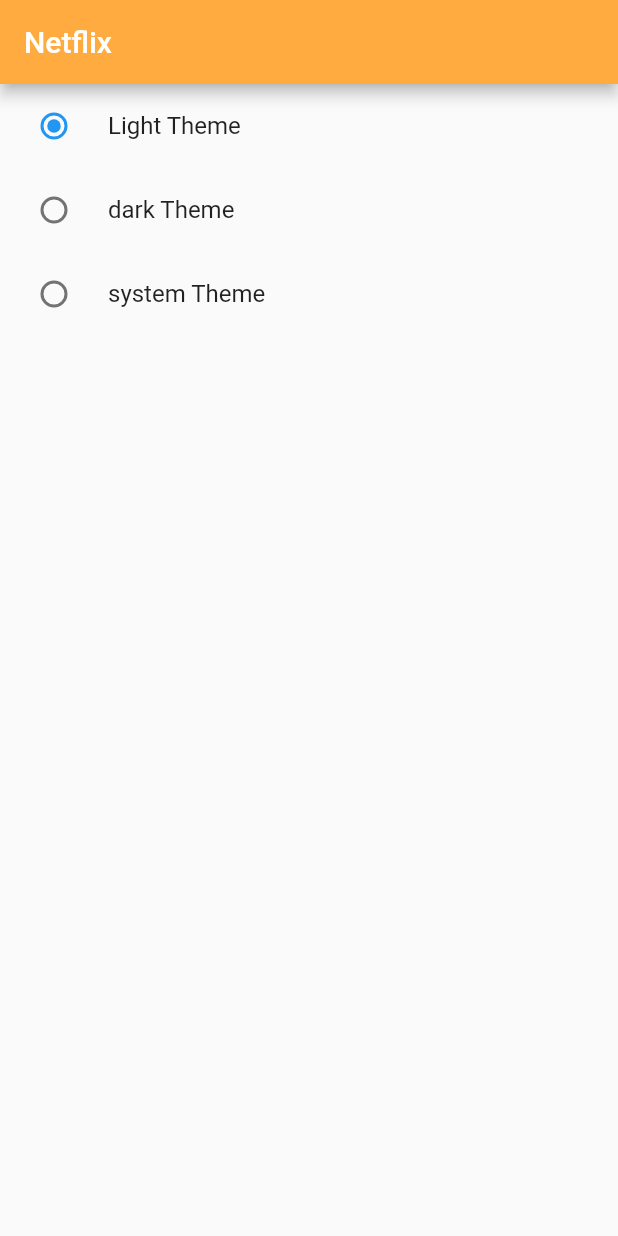
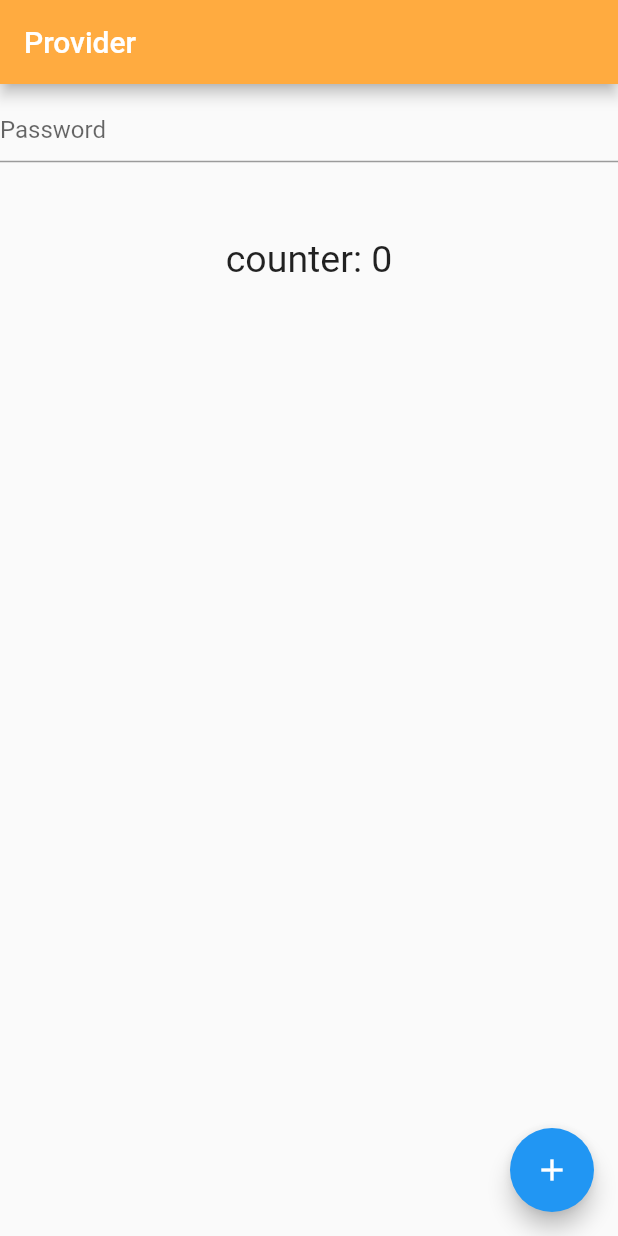
Before and after one commit to AbdurRehman-coder/provider_playlist, a Flutter app: the screen it shows after launch, on a phone screen of 412 x 824 dp. Run offline on Flutter 3.47's test engine with Material 2 defaults, Android fonts, the phone set to English and light mode, and no system bars.

Commit message:
Use stateless as statefull widget using ValueNotifier

```diff
--- a/lib/main.dart
+++ b/lib/main.dart
@@ -7,6 +7,7 @@
 import 'package:provider_playlist/screens/example_one_screen.dart';
 import 'package:provider_playlist/screens/favourite/favourite_item_screen.dart';
 import 'package:provider_playlist/screens/home_page.dart';
+import 'package:provider_playlist/screens/stateless_valueNotifier.dart';
 import 'package:provider_playlist/screens/theme_changer_screen.dart';
 
 void main() {
@@ -28,6 +29,7 @@
       ],
       child: Builder(
         builder: (BuildContext context) {
+          print('builder called');
           var themeProvider = Provider.of<ThemeChangerProvider>(context);
           return MaterialApp(
             debugShowCheckedModeBanner: false,
@@ -48,7 +50,7 @@
                 color: Colors.indigo
               ),
             ),
-            home: ThemeChangeScreen(),
+            home: ValueNotifierWidget(),
           );
         },
 
--- /dev/null
+++ b/lib/screens/stateless_valueNotifier.dart
@@ -0,0 +1,57 @@
+import 'package:flutter/material.dart';
+class ValueNotifierWidget extends StatelessWidget {
+   ValueNotifierWidget({Key? key}) : super(key: key);
+
+   ValueNotifier<int> _counter = ValueNotifier<int>(0);
+   ValueNotifier<bool> passwordToggle = ValueNotifier<bool>(false);
+
+  @override
+  Widget build(BuildContext context) {
+    return Scaffold(
+      appBar: AppBar(
+        title: Text('Provider'),
+      ),
+      body: Column(
+        children: [
+          ValueListenableBuilder<bool>(
+            valueListenable: passwordToggle,
+            builder: (context, snapshot, child) {
+              return TextFormField(
+                // enabled: passwordToggle.value,
+                obscureText: snapshot,
+                decoration: InputDecoration(
+                  hintText: 'Password',
+                  suffix: InkWell(
+                    onTap: (){
+                      passwordToggle.value = !passwordToggle.value;
+                      print('snapshot: ${snapshot}');
+                    },
+                      child: Icon(  passwordToggle.value ?  Icons.visibility_off :
+                          Icons.visibility),
+                  ),
+                ),
+              );
+            }
+          ),
+
+           SizedBox(height: 50,),
+           ValueListenableBuilder(
+             valueListenable: _counter,
+             builder: (BuildContext context, value, Widget? child) {
+               return Text('counter: ${value}',
+                 style:  TextStyle(fontSize: 25),);
+             }
+           ),
+        ],
+      ),
+      floatingActionButton: FloatingActionButton(
+        onPressed: (){
+          _counter.value++;
+          // print( 'value :  ${_counter.value++}');
+        },
+        child: Icon(Icons.add),
+      ),
+    );
+
+  }
+}
```
Also changed, not shown: lib/provider/theme_changer_provider.dart (+5 -4 lines), lib/screens/theme_changer_screen.dart (+10 -3 lines).
